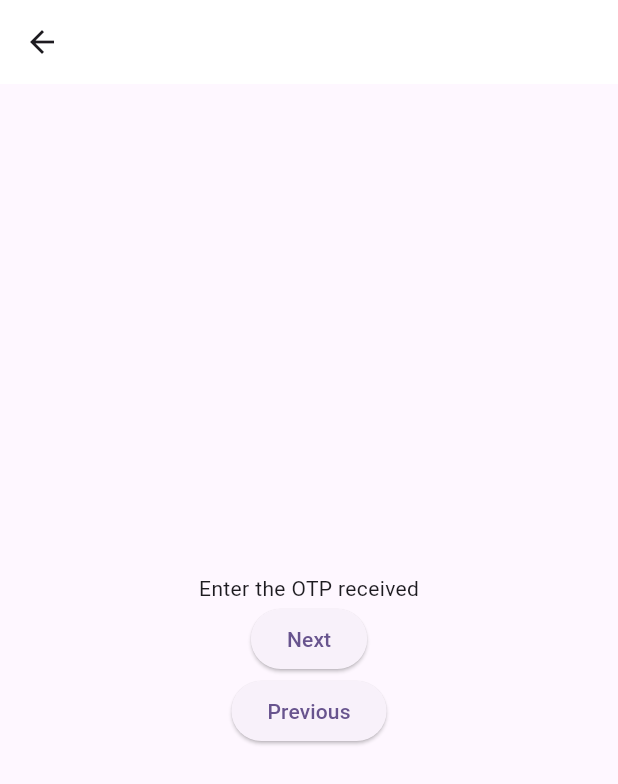
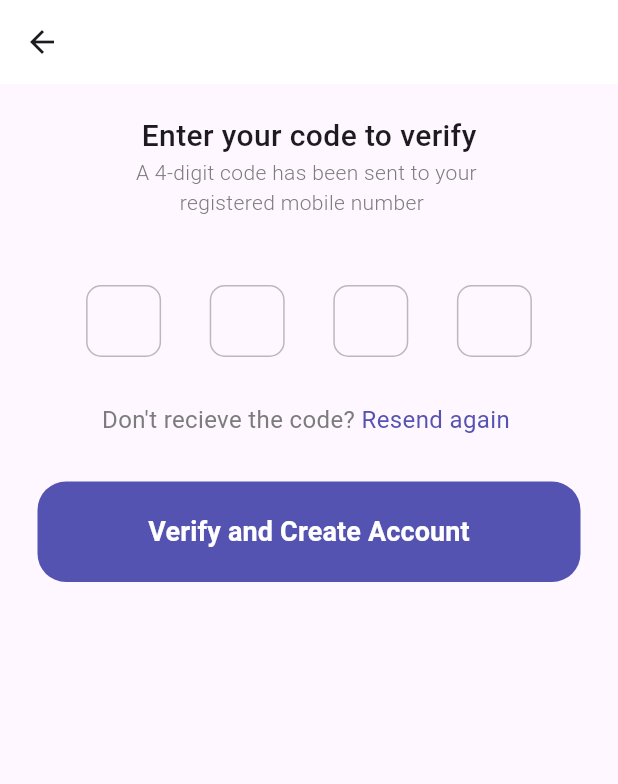
Before and after one commit to 78891RAM/E-commerce, a Flutter app: the OTPVerificationScreen screen opened directly, on a phone screen of 412 x 824 dp. Shown: the top 784 px of the screen. Run offline on Flutter 3.47's test engine with Material 3 defaults, Android fonts, the phone set to English and light mode, and no system bars; drawn by our look-alikes of otp_text_field; our stand-ins replace bloc, equatable, flutter_bloc, geocoding, go_router, google_fonts and 2 more; missing offline and left inert: svg_flutter.

Commit message:
Home views initilaized

```diff
--- a/lib/cubit/cubit/location_state.dart
+++ b/lib/cubit/cubit/location_state.dart
@@ -9,7 +9,9 @@ abstract class LocationState extends Equatable {
 
 class LocationInitial extends LocationState {}
 
-class LocationPermissionDenied extends LocationState {}
+class LocationPermissionDenied extends LocationState {
+
+}
 
 class LocationPermissionGranted extends LocationState {}
 
--- a/lib/main.dart
+++ b/lib/main.dart
@@ -1,6 +1,9 @@
 import 'package:ecommerce/views/otpscreen/numberverfication.dart';
+import 'package:ecommerce/views/otpscreen/otpscreen.dart';
 
 import 'package:flutter/material.dart';
+
+import 'views/home/home_page.dart';
 
 void main() async {
   WidgetsFlutterBinding.ensureInitialized();
@@ -28,7 +31,7 @@ class MyApp extends StatelessWidget {
       //   child: ChooseLocationScreen(),
       // ),
 
-      home: NumberVerificationScreen(),
+      home: const HomePage(),
       // home: const MyHomePage(),
 
       // routerConfig: AppRouter().router,
--- /dev/null
+++ b/lib/views/home/home_page.dart
@@ -0,0 +1,34 @@
+import 'package:flutter/material.dart';
+import 'package:google_fonts/google_fonts.dart';
+
+import '../../contants/colorpalete.dart';
+
+class HomePage extends StatelessWidget {
+  const HomePage({super.key});
+
+  @override
+  Widget build(BuildContext context) {
+    return Scaffold(
+      body: SingleChildScrollView(
+        child: Column(
+          children: [
+            Row(
+              children: [
+                Text(
+                  "Pasell",
+                  // selectionColor: Colors.blue,
+                  style: GoogleFonts.montserrat(
+                    textStyle: TextStyle(
+                        fontSize: 32,
+                        fontWeight: FontWeight.w700,
+                        color: Palette.splashColour),
+                  ),
+                ),
+              ],
+            ),
+          ],
+        ),
+      ),
+    );
+  }
+}
--- a/lib/views/otpscreen/otpscreen.dart
+++ b/lib/views/otpscreen/otpscreen.dart
@@ -1,8 +1,12 @@
 import 'package:flutter/material.dart';
 import 'package:flutter_bloc/flutter_bloc.dart';
+import 'package:otp_text_field/otp_text_field.dart';
+import 'package:otp_text_field/style.dart';
 
 import '../../contants/colorpalete.dart';
 import '../../cubit/Numberverification_cubit.dart';
+import '../../widgets/custombutton.dart';
+import '../../widgets/customtext.dart';
 
 class OTPVerificationScreen extends StatelessWidget {
   const OTPVerificationScreen({super.key});
@@ -19,26 +23,104 @@ class OTPVerificationScreen extends StatelessWidget {
             onPressed: () {},
           ),
         ),
-      body: Center(
-        child: Column(
+        body: ListView(
+          children: [
+            Column(
+              crossAxisAlignment: CrossAxisAlignment.center,
+              // mainAxisAlignment: MainAxisAlignment.center,
+              children: [
+                const SizedBox(
+                  height: 20,
+                ),
+                const CustomText(
+                  text: "Enter your code to verify",
+                  fontSize: 20,
+                  fontWeight: FontWeight.w500,
+                  // align: TextAlign.center,
+                ),
+                CustomText(
+                  text:
+                      "A 4-digit code has been sent to your \n        registered mobile number",
+                  fontSize: 14,
+                  fontWeight: FontWeight.w300,
+                  // align: TextAlign.center,
+                  color: Palette.textBlur,
+                ),
+                const SizedBox(
+                  height: 25,
+                ),
+                Padding(
+                  padding: const EdgeInsets.symmetric(horizontal: 25),
+                  child: OTPTextField(
+                    length: 4,
+                    width: MediaQuery.of(context).size.width,
+                    fieldWidth: 50,
+                    style: const TextStyle(fontSize: 17),
+                    textFieldAlignment: MainAxisAlignment.spaceEvenly,
+                    fieldStyle: FieldStyle.box,
+                    hasError: false,
+                    margin: const EdgeInsets.symmetric(vertical: 20),
+                    keyboardType: TextInputType.number,
+                    outlineBorderRadius: 10,
+                    contentPadding:
+                        const EdgeInsets.symmetric(horizontal: 4, vertical: 8),
+                    onChanged: (pin) {
+                      // Handle OTP changes
+                      print('Entered OTP: $pin');
+                    },
+                    onCompleted: (pin) {
+                      // Handle completed OTP
+                      print('Completed OTP: $pin');
+                    },
+                  ),
+                ),
+                // const Spacer(),
+                const SizedBox(
+                  height: 10,
+                ),
+                Row(
                   mainAxisAlignment: MainAxisAlignment.center,
                   children: [
-            const Text('Enter the OTP received'),
-            ElevatedButton(
-              onPressed: () {
-                context.read<VerificationCubit>().nextStep();
-              },
-              child: const Text('Next'),
+                    Text.rich(TextSpan(
+                      // text: ""
+                      text: "Don't recieve the code? ",
+                      style: TextStyle(
+                          color: Palette.textBlur,
+                          fontSize: 16,
+                          fontWeight: FontWeight.w400),
+                    )),
+                    Text.rich(
+                      TextSpan(
+                        // text: ""
+                        text: "Resend again ",
+                        style: TextStyle(
+                            color: Palette.logoColour,
+                            fontSize: 16,
+                            fontWeight: FontWeight.w400),
                       ),
-            ElevatedButton(
-              onPressed: () {
-                context.read<VerificationCubit>().previousStep();
-              },
-              child: const Text('Previous'),
                     ),
                   ],
                 ),
+              ],
             ),
-    );
+            const SizedBox(
+              height: 30,
+            ),
+            CustomButton(
+              text: "Verify and Create Account",
+              borderRadius: 19,
+              // color: Palette.logoColour,
+              color: Colors.white,
+              textColor: Palette.textColorWhite,
+              fontSize: 18,
+              fontWeight: FontWeight.w600,
+              onPressed: () {
+                // GoRouter.of(context).go("/signup");
+                // Add your logic here for the button press
+                print("Log in button pressed!");
+              },
+            ),
+          ],
+        ));
   }
 }
--- a/pubspec.yaml
+++ b/pubspec.yaml
@@ -46,6 +46,7 @@ dependencies:
   country_icons: ^2.0.2
   country_code_picker: ^3.0.0
   intl_phone_field: ^3.2.0
+  otp_text_field: ^1.1.3
 
 dev_dependencies:
   flutter_test:
```
Also changed, not shown: pubspec.lock. Lines whose indentation alone changed are shown as unchanged.
